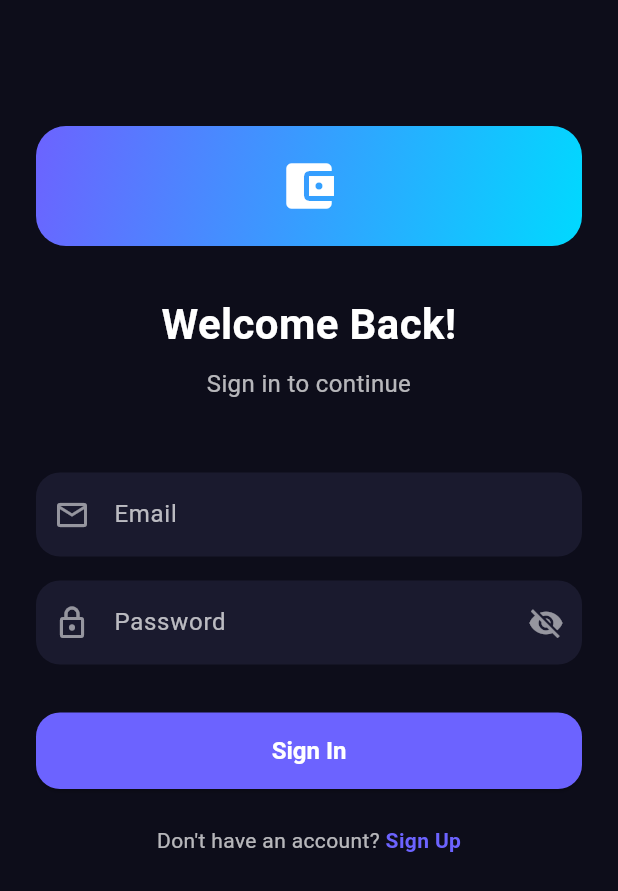
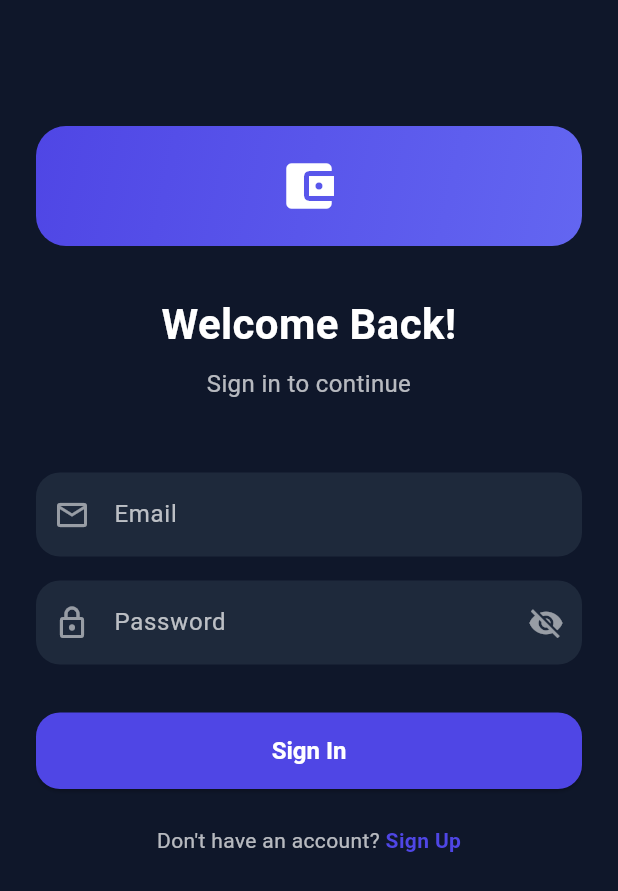
Before and after one commit to musfiq-is-shaon/finance-tracker-app, a Flutter app: the screen it shows after launch, on a phone screen of 412 x 824 dp. Shown: the top 891 px of the screen. Run offline on Flutter 3.47's test engine with Material 3 defaults, Android fonts, the phone set to English and light mode, and no system bars; our stand-ins replace fl_chart, flutter_contacts, flutter_riverpod, go_router, permission_handler, shared_preferences; accounts and stored records are empty.

Commit message:
color changed

```diff
--- a/finance_tracker_app/lib/core/theme/app_theme.dart
+++ b/finance_tracker_app/lib/core/theme/app_theme.dart
@@ -1,28 +1,34 @@
 import 'package:flutter/material.dart';
 
 class AppTheme {
-  // Primary colors (same for both themes)
-  static const Color primaryColor = Color(0xFF6C63FF);
-  static const Color secondaryColor = Color(0xFF00D9FF);
+  // Primary colors - Professional Indigo palette
+  static const Color primaryColor = Color(0xFF4F46E5);
+  static const Color primaryLight = Color(0xFF6366F1);
+  static const Color primaryDark = Color(0xFF4338CA);
+  static const Color secondaryColor = Color(0xFF6366F1);
 
-  // Common colors (same for both themes)
-  static const Color successColor = Color(0xFF00E676);
-  static const Color errorColor = Color(0xFFFF5252);
-  static const Color warningColor = Color(0xFFFFAB40);
-  static const Color incomeColor = Color(0xFF00E676);
-  static const Color expenseColor = Color(0xFFFF5252);
-  static const Color loanGivenColor = Color(0xFF448AFF);
-  static const Color loanBorrowedColor = Color(0xFFFF6E40);
+  // Common colors (status colors - consistent across themes)
+  static const Color successColor = Color(0xFF10B981);  // Emerald - professional green
+  static const Color errorColor = Color(0xFFEF4444);    // Soft red - clear but not harsh
+  static const Color warningColor = Color(0xFFF59E0B);   // Amber - subtle alert
+  static const Color incomeColor = Color(0xFF10B981);    // Emerald
+  static const Color expenseColor = Color(0xFFEF4444);   // Soft red
+  static const Color loanGivenColor = Color(0xFF3B82F6); // Professional blue
+  static const Color loanBorrowedColor = Color(0xFFF97316); // Soft orange
 
-  // Dark theme colors
-  static const Color darkBackgroundColor = Color(0xFF0D0D1A);
-  static const Color darkCardColor = Color(0xFF1A1A2E);
+  // Dark theme colors - Modern Slate palette
+  static const Color darkBackgroundColor = Color(0xFF0F172A);   // Slate 900
+  static const Color darkCardColor = Color(0xFF1E293B);         // Slate 800
+  static const Color darkSurfaceColor = Color(0xFF334155);      // Slate 700
+  static const Color darkTextColor = Color(0xFFF8FAFC);         // Slate 50
+  static const Color darkSubTextColor = Color(0xFF94A3B8);      // Slate 400
 
-  // Light theme colors
-  static const Color lightBackgroundColor = Color(0xFFF5F5F5);
+  // Light theme colors - Clean professional palette
+  static const Color lightBackgroundColor = Color(0xFFF8FAFC);  // Slate 50
   static const Color lightCardColor = Color(0xFFFFFFFF);
-  static const Color lightTextColor = Color(0xFF1A1A2E);
-  static const Color lightSubTextColor = Color(0xFF6B7280);
+  static const Color lightSurfaceColor = Color(0xFFF1F5F9);     // Slate 100
+  static const Color lightTextColor = Color(0xFF1E293B);        // Slate 800
+  static const Color lightSubTextColor = Color(0xFF64748B);     // Slate 500
 
   // Backward compatibility - default to dark theme colors
   static const Color backgroundColor = darkBackgroundColor;
```
